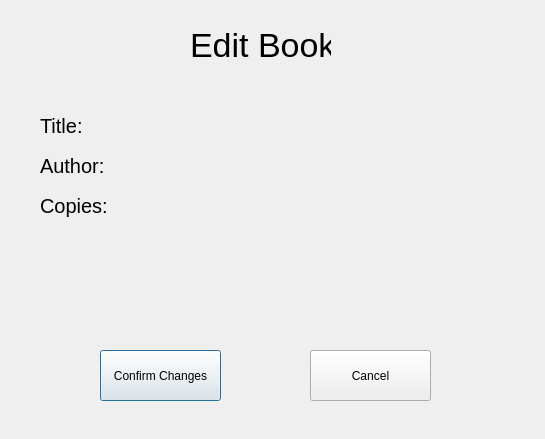
Before: the Qt Designer form NewWindowChur/admineditbook.ui in jandrealyn/LibraryQtSystem, drawn with Qt 5.
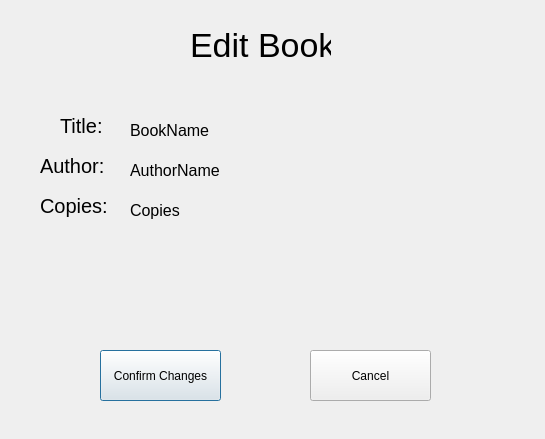
After: the same form once the commit is applied.

What changed in the file:
```diff
--- a/NewWindowChur/admineditbook.ui
+++ b/NewWindowChur/admineditbook.ui
@@ -58,9 +58,9 @@
   <widget class="QLabel" name="label_2">
    <property name="geometry">
     <rect>
-     <x>40</x>
+     <x>60</x>
      <y>110</y>
-     <width>61</width>
+     <width>51</width>
      <height>31</height>
     </rect>
    </property>
@@ -103,6 +103,60 @@
     <string>Copies:</string>
    </property>
   </widget>
+  <widget class="QLabel" name="book_name_label">
+   <property name="geometry">
+    <rect>
+     <x>130</x>
+     <y>120</y>
+     <width>351</width>
+     <height>21</height>
+    </rect>
+   </property>
+   <property name="font">
+    <font>
+     <pointsize>12</pointsize>
+    </font>
+   </property>
+   <property name="text">
+    <string>BookName</string>
+   </property>
+  </widget>
+  <widget class="QLabel" name="book_author_label">
+   <property name="geometry">
+    <rect>
+     <x>130</x>
+     <y>160</y>
+     <width>351</width>
+     <height>21</height>
+    </rect>
+   </property>
+   <property name="font">
+    <font>
+     <pointsize>12</pointsize>
+    </font>
+   </property>
+   <property name="text">
+    <string>AuthorName</string>
+   </property>
+  </widget>
+  <widget class="QLabel" name="book_copies_label">
+   <property name="geometry">
+    <rect>
+     <x>130</x>
+     <y>200</y>
+     <width>351</width>
+     <height>21</height>
+    </rect>
+   </property>
+   <property name="font">
+    <font>
+     <pointsize>12</pointsize>
+    </font>
+   </property>
+   <property name="text">
+    <string>Copies</string>
+   </property>
+  </widget>
  </widget>
  <resources/>
  <connections/>
```
